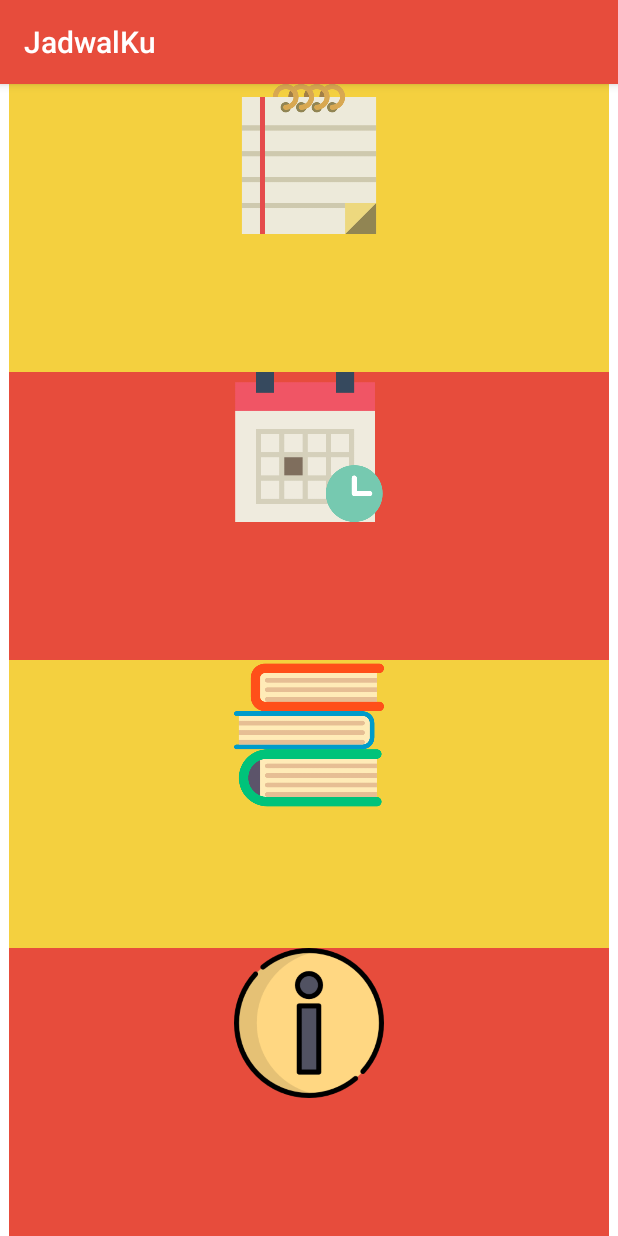
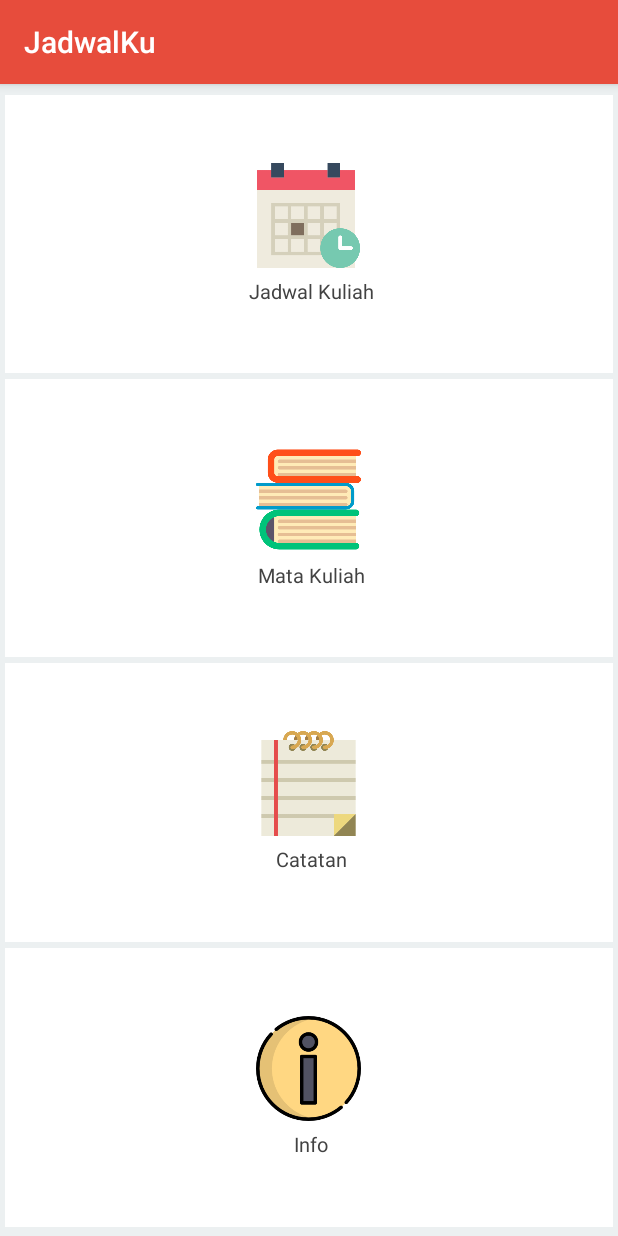
Before and after one commit to fahrirh/JadwalKu, an Android app: the screen it shows after launch (MainActivity), on a phone screen of 412 x 824 dp. Run offline under Robolectric (Android 15) with nearby library versions, the light colour scheme and no system bars.

Commit message:
perbaikan ui

```diff
--- a/app/src/main/java/hasibuan/sabtusore/MainActivity.java
+++ b/app/src/main/java/hasibuan/sabtusore/MainActivity.java
@@ -15,11 +15,12 @@ import android.widget.AdapterView.OnItemClickListener;
 import android.widget.ArrayAdapter;
 import android.widget.Button;
 import android.widget.ImageButton;
+import android.widget.LinearLayout;
 import android.widget.ListView;
 import android.widget.Toast;
 
 public class MainActivity extends AppCompatActivity {
-    ImageButton ton1, ton2, ton3, ton4;
+    LinearLayout ton1, ton2, ton3, ton4;
 
 
 
@@ -32,7 +33,7 @@ public class MainActivity extends AppCompatActivity {
         alarmUtil.initAlarmNotification(this);
 
         //Mata Kuliah
-        ton1=(ImageButton)findViewById(R.id.buttonLihatmk);
+        ton1=(LinearLayout) findViewById(R.id.buttonLihatmk);
         ton1.setOnClickListener(new View.OnClickListener() {
             public void onClick(View arg0) {
                 // TODO Auto-generated method stub
@@ -43,7 +44,7 @@ public class MainActivity extends AppCompatActivity {
         });
 
         //Catatan
-        ton2=(ImageButton)findViewById(R.id.buttonLihatnote);
+        ton2=(LinearLayout) findViewById(R.id.buttonLihatnote);
         ton2.setOnClickListener(new View.OnClickListener() {
             public void onClick(View arg0) {
                 // TODO Auto-generated method stub
@@ -54,7 +55,7 @@ public class MainActivity extends AppCompatActivity {
         });
 
         //Jadwal
-        ton3=(ImageButton)findViewById(R.id.buttonLihatjadwal);
+        ton3=(LinearLayout) findViewById(R.id.buttonLihatjadwal);
         ton3.setOnClickListener(new View.OnClickListener() {
             public void onClick(View arg0) {
                 // TODO Auto-generated method stub
@@ -65,7 +66,7 @@ public class MainActivity extends AppCompatActivity {
         });
 
         //Pengingat
-        ton4=(ImageButton)findViewById(R.id.buttonAlarm);
+        ton4=(LinearLayout) findViewById(R.id.buttonAlarm);
         ton4.setOnClickListener(new View.OnClickListener() {
             public void onClick(View arg0) {
                 // TODO Auto-generated method stub
--- a/app/src/main/res/layout/activity_main.xml
+++ b/app/src/main/res/layout/activity_main.xml
@@ -3,77 +3,132 @@
     xmlns:tools="http://schemas.android.com/tools"
     android:layout_width="match_parent"
     android:layout_height="match_parent"
-    android:paddingLeft="6dp"
-    android:paddingRight="6dp"
-    android:background="#FFFFFF"
+    android:background="@color/cloud"
     tools:context="hasibuan.sabtusore.MainActivity"
     android:orientation="vertical">
 
+    <View
+        android:layout_width="match_parent"
+        android:layout_height="7dp"
+        android:background="@color/cloud"/>
+
     <LinearLayout
+        android:background="@color/white"
+        android:layout_marginLeft="3dp"
+        android:layout_marginRight="3dp"
         android:layout_width="match_parent"
         android:layout_height="wrap_content"
         android:layout_weight="25"
-        android:orientation="horizontal"
-        android:background="@color/colorPrimaryDark">
-        <ImageButton
-            android:id="@+id/buttonLihatnote"
+        android:orientation="vertical"
+        android:gravity="center"
+        android:id="@+id/buttonLihatjadwal">
+        <ImageView
+            android:layout_width="70dp"
+            android:layout_height="70dp"
+            android:src="@drawable/calendar"
+            android:background="#00000000"
+            android:layout_alignTop="@+id/buttonAlarm" />
+        <TextView
+            android:layout_marginTop="6dp"
             android:layout_width="wrap_content"
-            android:layout_height="100dp"
-            android:elevation="4dp"
-            android:scaleType="centerInside"
-            android:src="@drawable/note"
-            android:background="#00000000"/>
+            android:layout_height="wrap_content"
+            android:text=" Jadwal Kuliah"
+            android:textColor="@color/radablack"
+            android:textSize="13dp"/>
+
     </LinearLayout>
 
+    <View
+        android:layout_width="match_parent"
+        android:layout_height="4dp"
+        android:background="@color/cloud"/>
+
     <LinearLayout
+        android:background="@color/white"
+        android:layout_marginLeft="3dp"
+        android:layout_marginRight="3dp"
+        android:layout_width="match_parent"
+        android:layout_height="wrap_content"
+        android:orientation="vertical"
+        android:layout_weight="25"
+        android:gravity="center"
+        android:id="@+id/buttonLihatmk">
+        <ImageView
+            android:layout_width="70dp"
+            android:layout_height="70dp"
+            android:src="@drawable/books"
+            android:background="#00000000" />
+        <TextView
+            android:layout_marginTop="6dp"
+            android:layout_width="wrap_content"
+            android:layout_height="wrap_content"
+            android:text=" Mata Kuliah"
+            android:textColor="@color/radablack"
+            android:textSize="13dp"/>
+    </LinearLayout>
+
+    <View
+        android:layout_width="match_parent"
+        android:layout_height="4dp"
+        android:background="@color/cloud"/>
+
+    <LinearLayout
+        android:background="@color/white"
+        android:layout_marginLeft="3dp"
+        android:layout_marginRight="3dp"
+        android:gravity="center"
         android:layout_width="match_parent"
         android:layout_height="wrap_content"
         android:layout_weight="25"
-        android:orientation="horizontal"
-        android:background="@color/colorPrimary">
-        <ImageButton
-            android:id="@+id/buttonLihatjadwal"
-            android:layout_width="match_parent"
-            android:layout_height="100dp"
-            android:elevation="4dp"
-            android:scaleType="centerInside"
-            android:src="@drawable/calendar"
-            android:background="#00000000"
-            android:layout_alignTop="@+id/buttonAlarm" />
-
+        android:orientation="vertical"
+        android:id="@+id/buttonLihatnote">
+        <ImageView
+            android:layout_width="70dp"
+            android:layout_height="70dp"
+            android:src="@drawable/note"
+            android:background="#00000000"/>
+        <TextView
+            android:layout_marginTop="6dp"
+            android:layout_width="wrap_content"
+            android:layout_height="wrap_content"
+            android:text=" Catatan"
+            android:textColor="@color/radablack"
+            android:textSize="13dp"/>
     </LinearLayout>
 
+    <View
+        android:layout_width="match_parent"
+        android:layout_height="4dp"
+        android:background="@color/cloud"/>
+
     <LinearLayout
+        android:background="@color/white"
+        android:layout_marginLeft="3dp"
+        android:layout_marginRight="3dp"
         android:layout_width="match_parent"
         android:layout_height="wrap_content"
-        android:orientation="horizontal"
+        android:orientation="vertical"
         android:layout_weight="25"
-        android:background="@color/colorPrimaryDark">
-        <ImageButton
-            android:id="@+id/buttonLihatmk"
-            android:layout_width="match_parent"
-            android:layout_height="100dp"
-            android:elevation="4dp"
-            android:scaleType="centerInside"
-            android:src="@drawable/books"
-            android:background="#00000000" />
-    </LinearLayout>
-
-    <LinearLayout
-        android:layout_width="match_parent"
-        android:layout_height="wrap_content"
-        android:orientation="horizontal"
-        android:layout_weight="25"
-        android:background="@color/colorPrimary">
-        <ImageButton
-            android:id="@+id/buttonAlarm"
-            android:layout_width="match_parent"
-            android:layout_height="100dp"
-            android:elevation="4dp"
-            android:scaleType="centerInside"
+        android:gravity="center"
+        android:id="@+id/buttonAlarm">
+        <ImageView
+            android:layout_width="70dp"
+            android:layout_height="70dp"
             android:src="@drawable/infor"
             android:background="#00000000"
             />
+        <TextView
+            android:layout_marginTop="6dp"
+            android:layout_width="wrap_content"
+            android:layout_height="wrap_content"
+            android:text=" Info"
+            android:textColor="@color/radablack"
+            android:textSize="13dp"/>
     </LinearLayout>
 
+    <View
+        android:layout_width="match_parent"
+        android:layout_height="6dp"
+        android:background="@color/cloud"/>
+
 </LinearLayout>
--- a/app/src/main/res/layout/list_single.xml
+++ b/app/src/main/res/layout/list_single.xml
@@ -50,4 +50,5 @@
             android:layout_alignLeft="@+id/txt5"
             android:layout_below="@+id/txt5"/>
 
+
 </RelativeLayout>
--- a/app/src/main/res/values/colors.xml
+++ b/app/src/main/res/values/colors.xml
@@ -3,4 +3,19 @@
     <color name="colorPrimary">#E74C3C</color>
     <color name="colorPrimaryDark">#F4D03F</color>
     <color name="colorAccent">#E74C3C</color>
+    <color name="grey">#7f8c8d</color>
+    <color name="blue">#2980b9</color>
+    <color name="red">#db0a5b</color>
+    <color name="green">#1abc9c</color>
+    <color name="yellow">#f1c40f</color>
+    <color name="cloud">#ecf0f1</color>
+    <color name="white">#ffffff</color>
+    <color name="black">#000000</color>
+    <color name="radablack">#424242</color>
+    <color name="ectasy">#f9690e</color>
+    <color name="alizarin">#e6192c</color>
+    <color name="jad">#00b16a</color>
+    <color name="pink_trf">#e32446</color>
+    <color name="trafood_color">#ea3a34</color>
+    <color name="asbestos">#7f8c8d</color>
 </resources>
```
